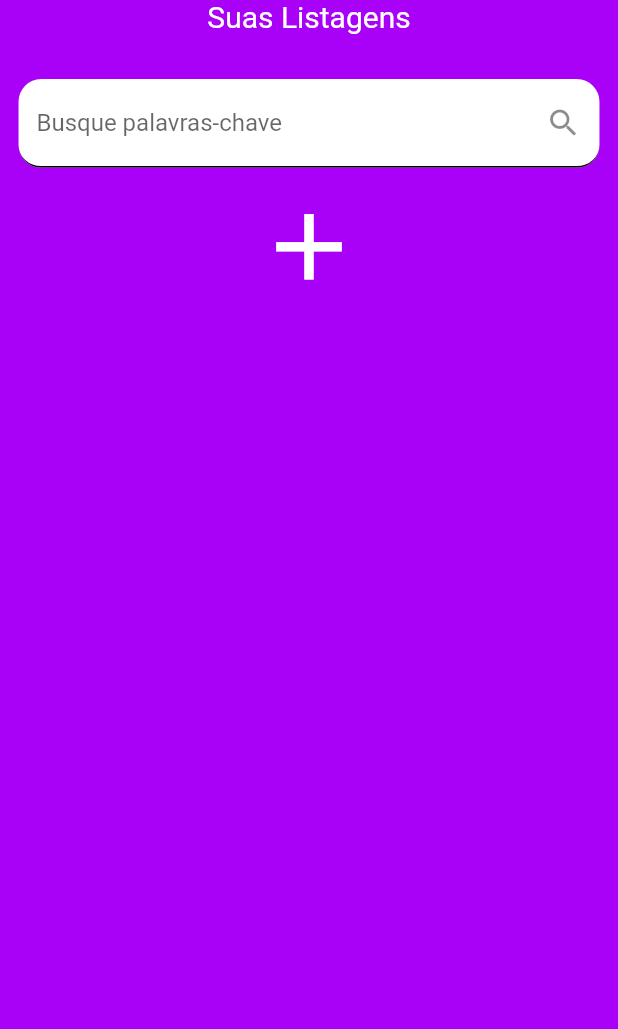
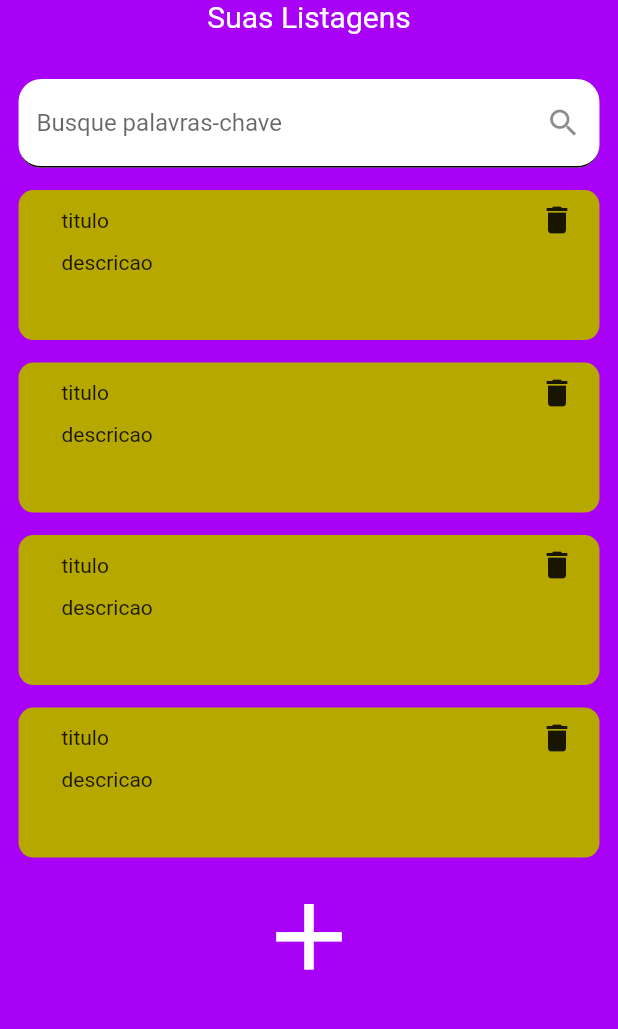
Before and after one commit to FIXER3600/App_ToDo_Lovepeople, a Flutter app: the screen it shows after launch, on a phone screen of 412 x 824 dp, the part 124-1153 px from its top. Run offline on Flutter 3.47's test engine with Material 2 defaults, Android fonts, the phone set to English and light mode, and no system bars; our stand-ins replace shared_preferences; network calls fail.

Commit message:
implementacao listas

```diff
--- a/lib/view/pages/task_list.dart
+++ b/lib/view/pages/task_list.dart
@@ -10,7 +10,20 @@ List<String> listaTarefas = [
   'TESTE'
 ];
 
-List<Todo> todoList = <Todo>[];
+List<Todo> todoList = <Todo>[
+  Todo(
+      attributes: Attributes(
+          color: '#b7a800', title: 'titulo', description: 'descricao')),
+  Todo(
+      attributes: Attributes(
+          color: '#b7a800', title: 'titulo', description: 'descricao')),
+  Todo(
+      attributes: Attributes(
+          color: '#b7a800', title: 'titulo', description: 'descricao')),
+  Todo(
+      attributes: Attributes(
+          color: '#b7a800', title: 'titulo', description: 'descricao')),
+];
 
 class TaskList extends StatefulWidget {
   const TaskList({super.key});
@@ -42,7 +55,9 @@ class _TaskListState extends State<TaskList> {
 
     return Scaffold(
       backgroundColor: const Color.fromRGBO(169, 1, 247, 1),
-      body: Column(
+      body: SafeArea(
+        child: SingleChildScrollView(
+          child: Column(
             children: [
               // LOGO
               Row(
@@ -91,12 +106,16 @@ class _TaskListState extends State<TaskList> {
                   box(const Color.fromRGBO(232, 197, 255, 1), listaTarefas[2]),
                 ],
               ), */
-          // ListView.builder(
-          //   itemCount: 1,
-          //   itemBuilder: (BuildContext context, int index) {
-          //     return box(todoList[index].attributes.color);
-          //   },
-          // ),
+              ListView.builder(
+                shrinkWrap: true,
+                itemCount: todoList.length,
+                itemBuilder: (BuildContext context, int index) {
+                  return box(
+                      todoList[index].attributes?.color ?? '',
+                      todoList[index].attributes?.title ?? '',
+                      todoList[index].attributes?.description ?? '');
+                },
+              ),
 
               Align(
                 //d
@@ -114,28 +133,58 @@ class _TaskListState extends State<TaskList> {
               )
             ],
           ),
+        ),
+      ),
     );
   }
 
-  Widget box(String cor, String texto) {
+  Widget box(String cor, String titulo, String descricao) {
+    String corString = cor.substring(1);
+    final size = MediaQuery.of(context).size;
+
     return Column(
       children: [
         Container(
           padding: const EdgeInsets.all(8.0),
-          width: MediaQuery.of(context).size.width * 0.94,
+          width: size.width * 0.94,
           height: 100,
           decoration: BoxDecoration(
-            // color: Color(0xff.$cor),
+            color: Color(int.parse('0xff$corString')),
             borderRadius: const BorderRadius.all(
               Radius.circular(10),
             ),
           ),
-          child: Stack(
-            alignment: Alignment.topRight,
+          child: Column(
+            crossAxisAlignment: CrossAxisAlignment.start,
             children: [
-              Text(texto),
-              Padding(padding: EdgeInsets.all(8)),
-              Icon(Icons.delete)
+              Row(
+                mainAxisAlignment: MainAxisAlignment.spaceBetween,
+                children: [
+                  Padding(
+                    padding: EdgeInsets.only(left: size.width * 0.05),
+                    child: Text(titulo),
+                  ),
+                  Padding(
+                    padding: EdgeInsets.only(right: size.width * 0.02),
+                    child: InkWell(
+                        onTap: () => showDialog(
+                            context: context,
+                            builder: (context) => AlertDialog(
+                                  content: Container(
+                                    height: 100,
+                                    width: 100,
+                                    color: Colors.amber,
+                                  ),
+                                )),
+                        child: const Icon(Icons.delete)),
+                  ),
+                ],
+              ),
+              Padding(
+                padding: EdgeInsets.only(
+                    left: size.width * 0.05, top: size.height * 0.01),
+                child: Text(descricao),
+              ),
             ],
           ),
         ),
```
Also changed, not shown: pubspec.lock. Lines whose indentation alone changed are shown as unchanged.
